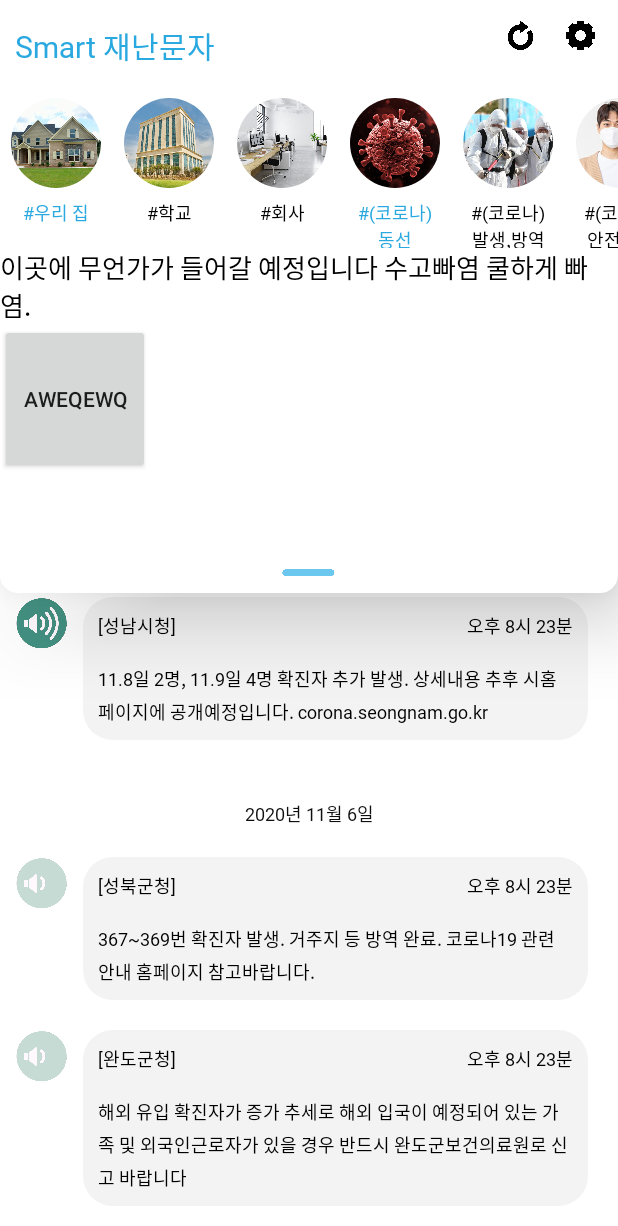
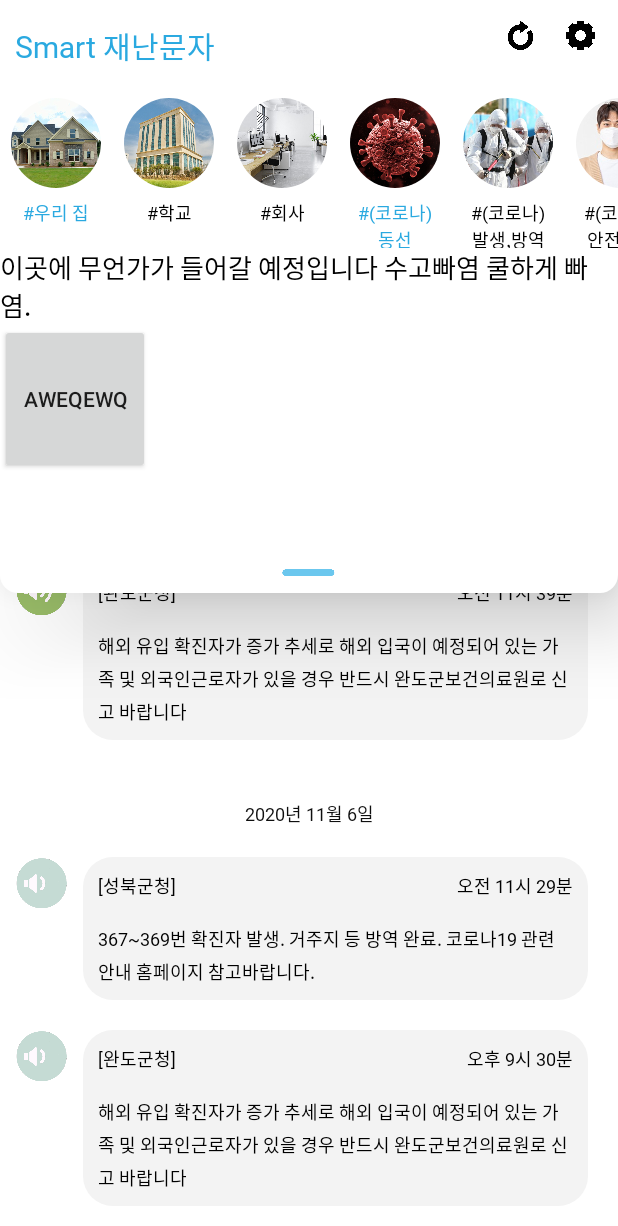
Before and after one commit to moeun2/Smart-Emergency-Info-Message, an Android app: the screen it shows after launch (MainActivity), on a phone screen of 412 x 824 dp. Shown: the top 1226 px of the screen. Run offline under Robolectric (Android 15) with nearby library versions, the phone set to English and light mode, and no system bars; our stand-ins replace CircleImageView; plain views replace SlidingUpPanelLayout; Roboto replaces fonts that are not available here.

Commit message:
[add] add msg sort by time

```diff
--- a/2ndProj/app/src/main/java/com/passta/a2ndproj/MainActivity.java
+++ b/2ndProj/app/src/main/java/com/passta/a2ndproj/MainActivity.java
@@ -53,7 +53,6 @@ public class MainActivity extends AppCompatActivity {
         hashtagRecyclerView.setAdapter(hashtagRecyclerViewAdapter);
 
 
-
     }
 
     private void setStatusBar() {
@@ -63,80 +62,84 @@ public class MainActivity extends AppCompatActivity {
 
     }
 
-    @RequiresApi(api = Build.VERSION_CODES.LOLLIPOP)
+
+    @RequiresApi(api = Build.VERSION_CODES.N)
     public void setData() {
 
         // 해시태크 원 가데이터
         hashtagDataList = new ArrayList<>();
-        hashtagDataList.add(new Hashtag_VO("우리 집",R.drawable.home,true));
-        hashtagDataList.add(new Hashtag_VO("학교",R.drawable.school,false));
-        hashtagDataList.add(new Hashtag_VO("회사",R.drawable.company,false));
-        hashtagDataList.add(new Hashtag_VO("(코로나)\n동선",R.drawable.coronavirus,true));
-        hashtagDataList.add(new Hashtag_VO("(코로나)\n발생,방역",R.drawable.prevention,false));
-        hashtagDataList.add(new Hashtag_VO("(코로나)\n안전수칙",R.drawable.mask_man,false));
-        hashtagDataList.add(new Hashtag_VO("경제,금융",R.drawable.economy,true));
-        hashtagDataList.add(new Hashtag_VO("재난,날씨",R.drawable.disaster,true));
-        hashtagDataList.add(new Hashtag_VO("관심도\n1단계",R.drawable.level1,true));
-        hashtagDataList.add(new Hashtag_VO("관심도\n2단계",R.drawable.level2,true));
-        hashtagDataList.add(new Hashtag_VO("관심도\n3단계",R.drawable.level3,true));
+        hashtagDataList.add(new Hashtag_VO("우리 집", R.drawable.home, true));
+        hashtagDataList.add(new Hashtag_VO("학교", R.drawable.school, false));
+        hashtagDataList.add(new Hashtag_VO("회사", R.drawable.company, false));
+        hashtagDataList.add(new Hashtag_VO("(코로나)\n동선", R.drawable.coronavirus, true));
+        hashtagDataList.add(new Hashtag_VO("(코로나)\n발생,방역", R.drawable.prevention, false));
+        hashtagDataList.add(new Hashtag_VO("(코로나)\n안전수칙", R.drawable.mask_man, false));
+        hashtagDataList.add(new Hashtag_VO("경제,금융", R.drawable.economy, true));
+        hashtagDataList.add(new Hashtag_VO("재난,날씨", R.drawable.disaster, true));
+        hashtagDataList.add(new Hashtag_VO("관심도\n1단계", R.drawable.level1, true));
+        hashtagDataList.add(new Hashtag_VO("관심도\n2단계", R.drawable.level2, true));
+        hashtagDataList.add(new Hashtag_VO("관심도\n3단계", R.drawable.level3, true));
 
 
         oneDayMsgDataList = new ArrayList<>();
         msgDataList = new ArrayList<>();
 
-        msgDataList.add(new Msg_VO("2020년 11월 6일", "오후 8시 23분", "해외 유입 확진자가 증가 추세로 해외 입국이 예정되어 있는 가족 및" +
+        msgDataList.add(new Msg_VO("2020년 11월 6일", "21:30:23", "해외 유입 확진자가 증가 추세로 해외 입국이 예정되어 있는 가족 및" +
                 " 외국인근로자가 있을 경우 반드시 완도군보건의료원로 신고 바랍니다", "[완도군청]", 1));
-        msgDataList.add(new Msg_VO("2020년 11월 6일", "오후 8시 23분", "367~369번 확진자 발생. 거주지 등 방역 완료. 코로나19 관련 안내 홈페이지" +
+        msgDataList.add(new Msg_VO("2020년 11월 6일", "11:29:23", "367~369번 확진자 발생. 거주지 등 방역 완료. 코로나19 관련 안내 홈페이지" +
                 " 참고바랍니다.", "[성북군청]", 1));
-        msgDataList.add(new Msg_VO("2020년 11월 5일","오후 8시 23분", "11.8일 2명, 11.9일 4명 확진자 추가 발생." +
+        msgDataList.add(new Msg_VO("2020년 11월 5일", "11:30:23", "11.8일 2명, 11.9일 4명 확진자 추가 발생." +
                 " 상세내용 추후 시홈페이지에 공개예정입니다. corona.seongnam.go.kr", "[성남시청]", 3));
-        msgDataList.add(new Msg_VO("2020년 11월 5일","오후 8시 23분", "해외 유입 확진자가 증가 추세로 해외 입국이 예정되어 있는 가족 및" +
+        msgDataList.add(new Msg_VO("2020년 11월 5일", "11:39:23", "해외 유입 확진자가 증가 추세로 해외 입국이 예정되어 있는 가족 및" +
                 " 외국인근로자가 있을 경우 반드시 완도군보건의료원로 신고 바랍니다", "[완도군청]", 2));
-        msgDataList.add(new Msg_VO("2020년 11월 5일","오후 8시 23분", "11.8일 2명, 11.9일 4명 확진자 추가 발생." +
+        msgDataList.add(new Msg_VO("2020년 11월 5일", "03:39:10", "11.8일 2명, 11.9일 4명 확진자 추가 발생." +
                 " 상세내용 추후 시홈페이지에 공개예정입니다. corona.seongnam.go.kr", "[성남시청]", 3));
-        msgDataList.add(new Msg_VO("2020년 11월 4일","오후 8시 23분", "해외 유입 확진자가 증가 추세로 해외 입국이 예정되어 있는 가족 및" +
+        msgDataList.add(new Msg_VO("2020년 11월 4일", "21:30:23", "해외 유입 확진자가 증가 추세로 해외 입국이 예정되어 있는 가족 및" +
                 " 외국인근로자가 있을 경우 반드시 완도군보건의료원로 신고 바랍니다", "[완도군청]", 2));
-        msgDataList.add(new Msg_VO("2020년 11월 4일","오후 8시 23분", "해외 유입 확진자가 증가 추세로 해외 입국이 예정되어 있는 가족 및" +
+        msgDataList.add(new Msg_VO("2020년 11월 4일", "11:29:23", "해외 유입 확진자가 증가 추세로 해외 입국이 예정되어 있는 가족 및" +
                 " 외국인근로자가 있을 경우 반드시 완도군보건의료원로 신고 바랍니다", "[완도군청]", 1));
-        msgDataList.add(new Msg_VO("2020년 11월 3일","오후 8시 23분", "367~369번 확진자 발생. 거주지 등 방역 완료. 코로나19 관련 안내 홈페이지" +
+        msgDataList.add(new Msg_VO("2020년 11월 3일", "03:39:10", "367~369번 확진자 발생. 거주지 등 방역 완료. 코로나19 관련 안내 홈페이지" +
                 " 참고바랍니다.", "[성북군청]", 1));
-        msgDataList.add(new Msg_VO("2020년 11월 3일","오후 8시 23분", "367~369번 확진자 발생. 거주지 등 방역 완료. 코로나19 관련 안내 홈페이지" +
+        msgDataList.add(new Msg_VO("2020년 11월 3일", "03:39:10", "367~369번 확진자 발생. 거주지 등 방역 완료. 코로나19 관련 안내 홈페이지" +
                 " 참고바랍니다.", "[성북군청]", 2));
-        msgDataList.add(new Msg_VO("2020년 11월 3일","오후 8시 23분", "367~369번 확진자 발생. 거주지 등 방역 완료. 코로나19 관련 안내 홈페이지" +
+        msgDataList.add(new Msg_VO("2020년 11월 3일", "21:30:23", "367~369번 확진자 발생. 거주지 등 방역 완료. 코로나19 관련 안내 홈페이지" +
                 " 참고바랍니다.", "[성북군청]", 1));
-        msgDataList.add(new Msg_VO("2020년 11월 3일","오후 8시 23분", "367~369번 확진자 발생. 거주지 등 방역 완료. 코로나19 관련 안내 홈페이지" +
+        msgDataList.add(new Msg_VO("2020년 11월 3일", "03:39:10", "367~369번 확진자 발생. 거주지 등 방역 완료. 코로나19 관련 안내 홈페이지" +
                 " 참고바랍니다.", "[성북군청]", 1));
 
-
         //day 에 따라 분류
-        for(int i = 0; i < msgDataList.size();){
+        for (int i = 0; i < msgDataList.size(); ) {
 
             // 마지막에서는 케이스 분류
-            if(i == msgDataList.size() - 1){
-                oneDayMsgDataList.add(new OneDayMsg_VO(msgDataList.get(i).getDay(), new ArrayList<>(msgDataList.subList(i,msgDataList.size()))));
+            if (i == msgDataList.size() - 1) {
+                oneDayMsgDataList.add(new OneDayMsg_VO(msgDataList.get(i).getDay(), new ArrayList<>(msgDataList.subList(i, msgDataList.size()))));
                 break;
             }
 
-            for (int j = i+1; j<= msgDataList.size();j++){
+            for (int j = i + 1; j <= msgDataList.size(); j++) {
 
-                if(j == msgDataList.size()){
-                    oneDayMsgDataList.add(new OneDayMsg_VO(msgDataList.get(i).getDay(), new ArrayList<>(msgDataList.subList(i,j))));
+                if (j == msgDataList.size()) {
+                    oneDayMsgDataList.add(new OneDayMsg_VO(msgDataList.get(i).getDay(), new ArrayList<>(msgDataList.subList(i, j))));
                     i = j + 1;
                     break;
                 }
 
-                if(!msgDataList.get(i).getDay().equals(msgDataList.get(j).getDay())){
-                    oneDayMsgDataList.add(new OneDayMsg_VO(msgDataList.get(i).getDay(), new ArrayList<>(msgDataList.subList(i,j))));
+                if (!msgDataList.get(i).getDay().equals(msgDataList.get(j).getDay())) {
+                    oneDayMsgDataList.add(new OneDayMsg_VO(msgDataList.get(i).getDay(), new ArrayList<>(msgDataList.subList(i, j))));
                     i = j;
                     break;
                 }
             }
         }
+
+        //날짜,시간 순으로 배열
+        sortByDay();
+        sortByTime();
     }
 
     //날짜순 정렬하는 메소드
     @RequiresApi(api = Build.VERSION_CODES.N)
-    public void setByDay(){
+    public void sortByDay() {
         SimpleDateFormat dateFormat = new SimpleDateFormat("yyyy년 MM월 dd일");
 
         oneDayMsgDataList.sort(new Comparator<OneDayMsg_VO>() {
@@ -152,4 +155,26 @@ public class MainActivity extends AppCompatActivity {
         });
     }
 
+    //시간순으로 정렬하는 메소드
+    @RequiresApi(api = Build.VERSION_CODES.N)
+    public void sortByTime() {
+        SimpleDateFormat dateFormat = new SimpleDateFormat("HH:mm:ss");
+
+        for (int i=0; i < oneDayMsgDataList.size(); i++) {
+            oneDayMsgDataList.get(i).getMsgArrayList().sort(new Comparator<Msg_VO>() {
+                @Override
+                public int compare(Msg_VO t, Msg_VO t1) {
+                    try {
+                        return dateFormat.parse(t1.getTime()).compareTo(dateFormat.parse(t.getTime()));
+                    } catch (ParseException e) {
+                        e.printStackTrace();
+                    }
+                    return 0;
+                }
+            });
+
+        }
+    }
+
+
 }
--- a/2ndProj/app/src/main/java/com/passta/a2ndproj/main/HashtagRecyclerViewAdapter.java
+++ b/2ndProj/app/src/main/java/com/passta/a2ndproj/main/HashtagRecyclerViewAdapter.java
@@ -196,7 +196,8 @@ public class HashtagRecyclerViewAdapter extends RecyclerView.Adapter<HashtagRecy
             }
 
 
-            mainActivity.setByDay();
+            mainActivity.sortByDay();
+            mainActivity.sortByTime();
             mainActivity.oneDayMsgRecyclerViewAdapter.notifyDataSetChanged();
         }
 
--- a/2ndProj/app/src/main/java/com/passta/a2ndproj/main/MsgRecyclerViewAdapter.java
+++ b/2ndProj/app/src/main/java/com/passta/a2ndproj/main/MsgRecyclerViewAdapter.java
@@ -37,8 +37,10 @@ public class MsgRecyclerViewAdapter extends RecyclerView.Adapter<MsgRecyclerView
     @Override
     public void onBindViewHolder(@NonNull MsgRecyclerViewAdapter.MsgViewHolder holder, int position) {
 
+        String time = returnTimeWithKorean(arrayList.get(position).getTime());
+
         holder.msgText.setText(arrayList.get(position).getMsgText());
-        holder.time.setText(arrayList.get(position).getTime());
+        holder.time.setText(time.substring(0,time.indexOf("분") + 1));
         holder.senderLocation.setText(arrayList.get(position).getSenderLocation());
         holder.circleImageView.setImageResource(arrayList.get(position).getCircleImageViewId());
     }
@@ -48,6 +50,25 @@ public class MsgRecyclerViewAdapter extends RecyclerView.Adapter<MsgRecyclerView
         return arrayList.size();
     }
 
+    public String returnTimeWithKorean(String time) {
+
+        int hour = Integer.parseInt(time.substring(0, 2));
+        int min = Integer.parseInt(time.substring(3, 5));
+        int sec = Integer.parseInt(time.substring(6, 8));
+
+        if (hour == 0)
+            return "오전 12시 " + min + "분 " + sec + "초";
+
+        if (hour == 12)
+            return "오후 12시 " + min + "분 " + sec + "초";
+
+        if (hour > 12) {
+            hour = hour - 12;
+            return "오후 " + hour + "시 " + min + "분 " + sec + "초";
+        }
+
+        return "오전 " + hour + "시 " + min + "분 " + sec + "초";
+    }
 
     public static class MsgViewHolder extends RecyclerView.ViewHolder {
 
```
